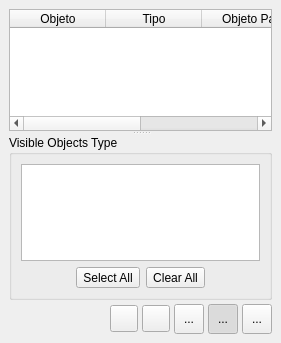
Above: libpgmodeler_ui/ui/visaoobjetoswidget.ui from pgmodeler/pgmodeler before the change. Below: the same form after it.
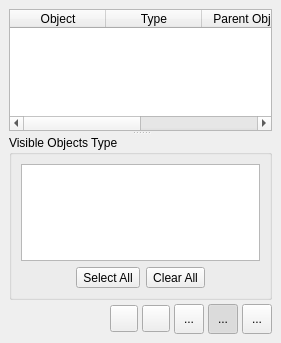
That is the form after the change. The open tabs and pages were chosen to show the change. Icons and pictures are not drawn.

What changed in the file:
```diff
--- a/libpgmodeler_ui/ui/visaoobjetoswidget.ui
+++ b/libpgmodeler_ui/ui/visaoobjetoswidget.ui
@@ -244,7 +244,7 @@
            </attribute>
            <column>
             <property name="text">
-             <string>Objeto</string>
+             <string>Object</string>
             </property>
             <property name="icon">
              <iconset resource="../res/resources.qrc">
@@ -253,7 +253,7 @@
            </column>
            <column>
             <property name="text">
-             <string>Tipo</string>
+             <string>Type</string>
             </property>
             <property name="icon">
              <iconset resource="../res/resources.qrc">
@@ -262,7 +262,7 @@
            </column>
            <column>
             <property name="text">
-             <string>Objeto Pai</string>
+             <string>Parent Object</string>
             </property>
             <property name="icon">
              <iconset resource="../res/resources.qrc">
@@ -271,7 +271,7 @@
            </column>
            <column>
             <property name="text">
-             <string>Tipo Objeto Pai</string>
+             <string>Parent Type</string>
             </property>
             <property name="icon">
              <iconset resource="../res/resources.qrc">
```
